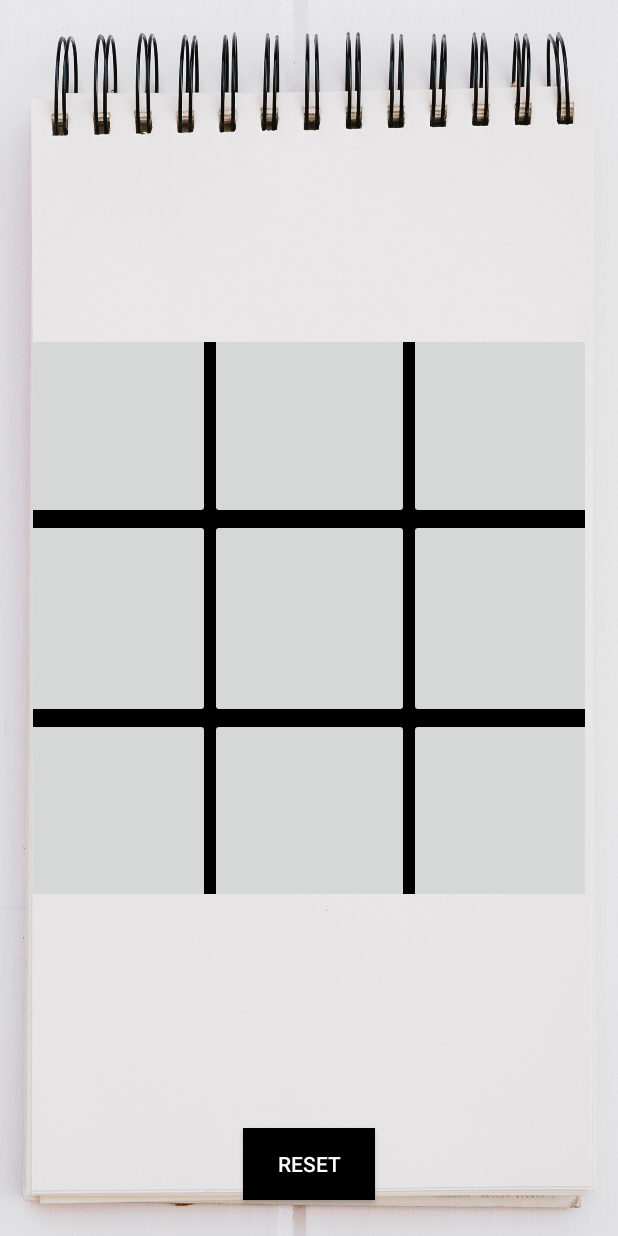
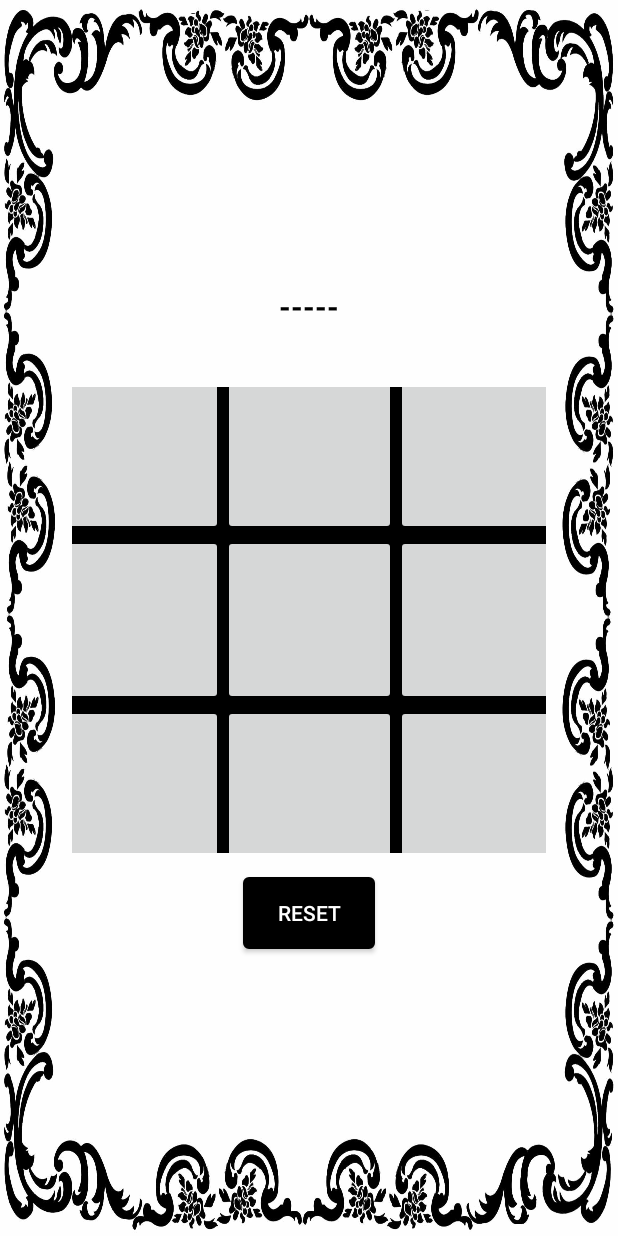
Before and after one commit to maruf00014/TicTacToe, an Android app: the layout activity_ttt.xml on its own in the app's theme, with its tools: preview values and no code run, on a phone screen of 412 x 824 dp. Run offline under Robolectric (Android 15) with nearby library versions, the phone set to English and light mode, and no system bars.

Commit message:
16022019

```diff
--- a/app/src/main/AndroidManifest.xml
+++ b/app/src/main/AndroidManifest.xml
@@ -4,7 +4,7 @@
 
     <application
         android:allowBackup="true"
-        android:icon="@drawable/icon"
+        android:icon="@mipmap/ic_launcher"
         android:label="@string/app_name"
         android:supportsRtl="true"
         android:theme="@style/AppTheme">
--- /dev/null
+++ b/app/src/main/res/drawable/cbutton.xml
@@ -0,0 +1,26 @@
+<?xml version="1.0" encoding="utf-8"?>
+<selector xmlns:android="http://schemas.android.com/apk/res/android">
+
+        <item android:state_pressed="true" >
+            <shape android:shape="rectangle"  >
+                <corners android:radius="3dip" />
+                <stroke android:width="1dip" android:color="#000000" />
+                <gradient android:angle="-90" android:startColor="#000000" android:endColor="#000000"  />
+            </shape>
+        </item>
+        <item android:state_focused="true">
+            <shape android:shape="rectangle"  >
+                <corners android:radius="3dip" />
+                <stroke android:width="1dip" android:color="#000000" />
+                <solid android:color="#000000"/>
+            </shape>
+        </item>
+        <item >
+            <shape android:shape="rectangle"  >
+                <corners android:radius="3dip" />
+                <stroke android:width="1dip" android:color="#000000" />
+                <gradient android:angle="-90" android:startColor="#000000" android:endColor="#000000" />
+            </shape>
+        </item>
+
+</selector>
--- a/app/src/main/res/layout/activity_ttt.xml
+++ b/app/src/main/res/layout/activity_ttt.xml
@@ -1,32 +1,42 @@
 <?xml version="1.0" encoding="utf-8"?>
-<RelativeLayout xmlns:android="http://schemas.android.com/apk/res/android"
+<LinearLayout xmlns:android="http://schemas.android.com/apk/res/android"
     xmlns:tools="http://schemas.android.com/tools"
     android:id="@+id/activity_ttt"
     android:layout_width="match_parent"
     android:layout_height="match_parent"
-    android:paddingBottom="@dimen/activity_vertical_margin"
-    android:paddingLeft="@dimen/activity_horizontal_margin"
-    android:paddingRight="@dimen/activity_horizontal_margin"
-    android:paddingTop="@dimen/activity_vertical_margin"
-    android:background="@drawable/background"
+    android:paddingBottom="48dp"
+    android:paddingLeft="48dp"
+    android:paddingRight="48dp"
+    android:paddingTop="48dp"
+    android:background="@drawable/bg"
     tools:context="com.maruf.game.tictactoe.tttActivity">
+<LinearLayout
+    android:layout_width="match_parent"
+    android:layout_height="match_parent"
+    android:orientation="vertical"
+    android:gravity="center">
 
+    <TextView
+        android:id="@+id/turnTextView"
+        android:layout_width="wrap_content"
+        android:layout_height="wrap_content"
+        android:textStyle="bold"
+        android:text="-----"
+        android:textSize="20sp"
+        android:textColor="@color/colorPrimaryDark"/>
     <LinearLayout
-        android:layout_width="368dp"
-        android:layout_height="368dp"
+        android:layout_width="match_parent"
+        android:layout_height="wrap_content"
         android:id="@+id/playground"
         android:background="@drawable/shape"
-        android:layout_centerHorizontal="true"
-        android:layout_centerVertical="true"
         android:layout_marginEnd="0dp"
         android:orientation="vertical"
+        android:layout_marginTop="40dp"
         android:weightSum="3">
 
         <LinearLayout
             android:layout_width="match_parent"
-            android:layout_height="match_parent"
-            android:layout_weight="1"
-            android:weightSum="3">
+            android:layout_height="match_parent">
 
             <Button
                 android:id="@+id/b1"
@@ -53,9 +63,7 @@
 
         <LinearLayout
             android:layout_width="match_parent"
-            android:layout_height="match_parent"
-            android:layout_weight="1"
-            android:weightSum="3">
+            android:layout_height="match_parent">
 
             <Button
                 android:id="@+id/b4"
@@ -85,9 +93,7 @@
         <LinearLayout
 
             android:layout_width="match_parent"
-            android:layout_height="match_parent"
-            android:layout_weight="1"
-            android:weightSum="3">
+            android:layout_height="match_parent">
 
             <Button
                 android:id="@+id/b7"
@@ -117,11 +123,12 @@
         android:id="@+id/button"
         android:layout_width="wrap_content"
         android:layout_height="wrap_content"
-        android:layout_alignParentBottom="true"
-        android:layout_centerHorizontal="true"
-        android:layout_marginBottom="8dp"
-        android:background="@color/colorPrimary"
+        android:layout_marginTop="16dp"
+        android:background="@drawable/cbutton"
         android:onClick="reset"
+        android:layout_gravity="center_horizontal"
         android:text=" reset "
+
         android:textColor="@android:color/white" />
-</RelativeLayout>
+</LinearLayout>
+</LinearLayout>
--- a/build.gradle
+++ b/build.gradle
@@ -7,9 +7,10 @@ buildscript {
             url 'https://maven.google.com/'
             name 'Google'
         }
+        google()
     }
     dependencies {
-        classpath 'com.android.tools.build:gradle:2.2.3'
+        classpath 'com.android.tools.build:gradle:3.1.1'
 
         // NOTE: Do not place your application dependencies here; they belong
         // in the individual module build.gradle files
```
Also changed, not shown: app/build.gradle (+10 -9 lines), app/src/main/java/com/maruf/game/tictactoe/tttActivity.java (+70 -93 lines), app/src/main/res/layout/activity_result.xml (+18 -2 lines), app/src/main/res/drawable/bg.jpg (added), app/src/main/res/drawable/icon.jpg (deleted), app/src/main/res/drawable/start.png (deleted), app/src/main/res/drawable/victory.png (added), app/src/main/res/mipmap-hdpi/ic_launcher.png, app/src/main/res/mipmap-mdpi/ic_launcher.png, app/src/main/res/mipmap-xhdpi/ic_launcher.png, app/src/main/res/mipmap-xxhdpi/ic_launcher.png, app/src/main/res/mipmap-xxxhdpi/ic_launcher.png, gradle/wrapper/gradle-wrapper.properties.
